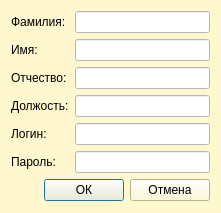
Above: userwindow.ui from KairoMairo/CIS before the change. Below: the same form after it.
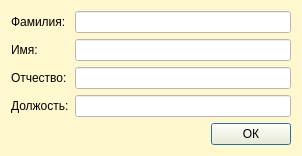
That is the form after the change.

What changed in the file:
```diff
--- a/userwindow.ui
+++ b/userwindow.ui
@@ -6,8 +6,8 @@
    <rect>
     <x>0</x>
     <y>0</y>
-    <width>221</width>
-    <height>213</height>
+    <width>302</width>
+    <height>151</height>
    </rect>
   </property>
   <property name="sizePolicy">
@@ -22,10 +22,10 @@
   <property name="styleSheet">
    <string notr="true">background-color: rgb(255, 247, 206);</string>
   </property>
-  <layout class="QGridLayout" name="gridLayout_2">
+  <layout class="QGridLayout" name="gridLayout_3">
    <item row="0" column="0">
-    <layout class="QVBoxLayout" name="verticalLayout">
-     <item>
+    <layout class="QGridLayout" name="gridLayout_2">
+     <item row="0" column="0">
       <layout class="QGridLayout" name="gridLayout">
        <item row="0" column="0">
         <widget class="QLabel" name="label">
@@ -39,6 +39,9 @@
          <property name="styleSheet">
           <string notr="true">background-color: rgb(255, 255, 255);</string>
          </property>
+         <property name="readOnly">
+          <bool>true</bool>
+         </property>
         </widget>
        </item>
        <item row="1" column="0">
@@ -53,12 +56,8 @@
          <property name="styleSheet">
           <string notr="true">background-color: rgb(255, 255, 255);</string>
          </property>
-        </widget>
-       </item>
-       <item row="2" column="0">
-        <widget class="QLabel" name="label_3">
-         <property name="text">
-          <string>Отчество:</string>
+         <property name="readOnly">
+          <bool>true</bool>
          </property>
         </widget>
        </item>
@@ -67,6 +66,9 @@
          <property name="styleSheet">
           <string notr="true">background-color: rgb(255, 255, 255);</string>
          </property>
+         <property name="readOnly">
+          <bool>true</bool>
+         </property>
         </widget>
        </item>
        <item row="3" column="0">
@@ -81,42 +83,21 @@
          <property name="styleSheet">
           <string notr="true">background-color: rgb(255, 255, 255);</string>
          </property>
-        </widget>
-       </item>
-       <item row="4" column="0">
-        <widget class="QLabel" name="label_5">
-         <property name="text">
-          <string>Логин:</string>
+         <property name="readOnly">
+          <bool>true</bool>
          </property>
         </widget>
        </item>
-       <item row="4" column="1">
-        <widget class="QLineEdit" name="login">
-         <property name="styleSheet">
-          <string notr="true">background-color: rgb(255, 255, 255);</string>
-         </property>
-        </widget>
-       </item>
-       <item row="5" column="0">
-        <widget class="QLabel" name="label_6">
+       <item row="2" column="0">
+        <widget class="QLabel" name="label_3">
          <property name="text">
-          <string>Пароль:</string>
-         </property>
-        </widget>
-       </item>
-       <item row="5" column="1">
-        <widget class="QLineEdit" name="password">
-         <property name="styleSheet">
-          <string notr="true">background-color: rgb(255, 255, 255);</string>
-         </property>
-         <property name="echoMode">
-          <enum>QLineEdit::Password</enum>
+          <string>Отчество:</string>
          </property>
         </widget>
        </item>
       </layout>
      </item>
-     <item>
+     <item row="1" column="0">
       <layout class="QHBoxLayout" name="horizontalLayout">
        <item>
         <spacer name="horizontalSpacer">
@@ -138,16 +119,6 @@
          </property>
         </widget>
        </item>
-       <item>
-        <widget class="QPushButton" name="cancel">
-         <property name="enabled">
-          <bool>true</bool>
-         </property>
-         <property name="text">
-          <string>Отмена</string>
-         </property>
-        </widget>
-       </item>
       </layout>
      </item>
     </layout>
```
Left out of the diff: 8 changed lines with no effect on the pictures.
